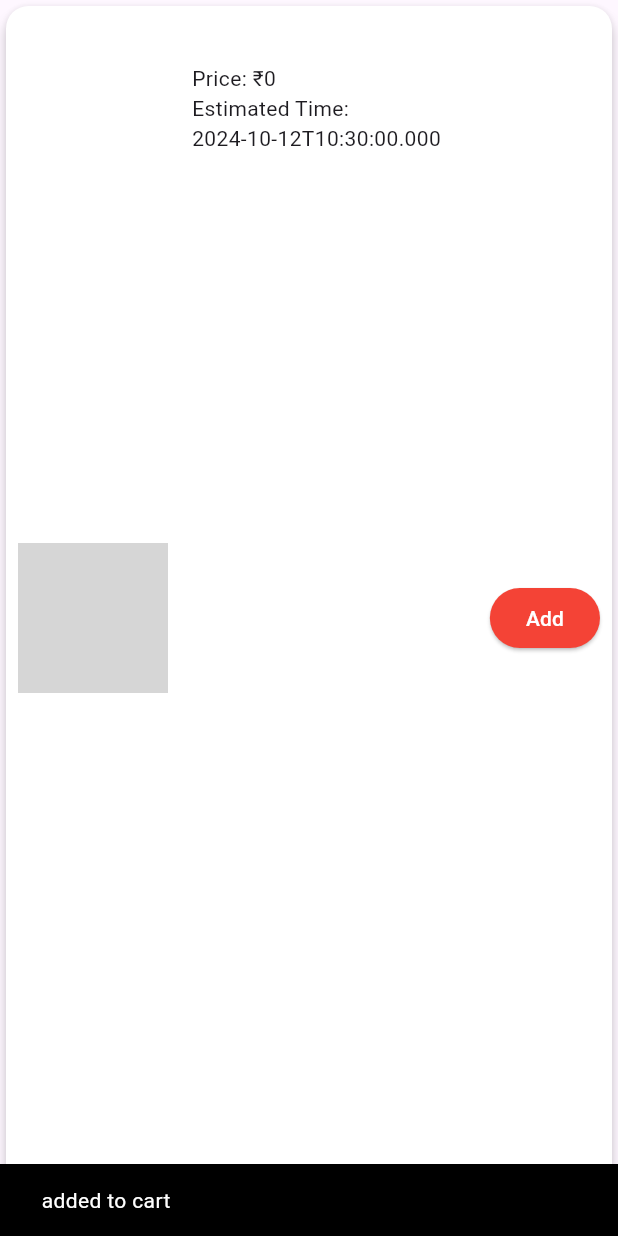
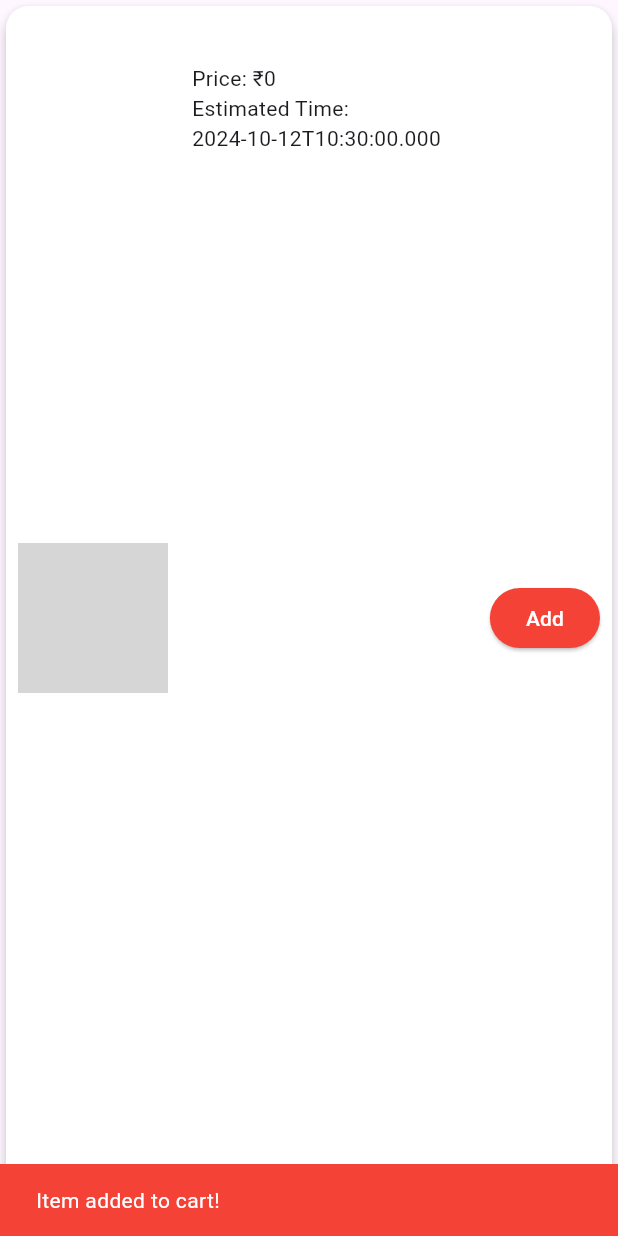
Before and after one commit to juniperus01/College-Canteen, a Flutter app: the MenuItemCard widget shown alone on an empty page, opened directly with empty values, after a tap on "Add", on a phone screen of 412 x 824 dp. Run offline on Flutter 3.47's test engine with Material 3 defaults, Android fonts, the phone set to English and light mode, and no system bars; our stand-ins replace animate_do, firebase_auth, firebase_core, flutter_svg; accounts and stored records are empty; grey boxes are pictures that could not be loaded.

Commit message:
Started with Flutter. Resolved 4 bugs - 1. removed animated background in Login page. 2. Notifications' text and background color 3. Fixed Food menu bar 4. Images are getting found on cart page now

```diff
--- a/lib/models/cart_model.dart
+++ b/lib/models/cart_model.dart
@@ -1,24 +1,40 @@
-import 'package:flutter/foundation.dart';
+import 'package:flutter/material.dart';
 
 class CartModel extends ChangeNotifier {
   List<Map<String, dynamic>> _items = [];
 
   List<Map<String, dynamic>> get items => _items;
 
-  void addItem(Map<String, dynamic> item) {
+  void addItem(Map<String, dynamic> item, BuildContext context) {
     _items.add(item);
     notifyListeners();
+    _showNotification(context, 'Item added to cart!'); // Show notification
   }
 
-  void removeItem(int index) {
+  void removeItem(int index, BuildContext context) {
     _items.removeAt(index);
     notifyListeners();
+    _showNotification(context, 'Item removed from cart!'); // Show notification
   }
 
   double get totalPrice => _items.fold(0, (sum, item) => sum + (item['price'] as num));
 
-  void clearCart() {
+  void clearCart(BuildContext context) {
     _items.clear();
     notifyListeners();
+    _showNotification(context, 'Cart cleared!'); // Show notification
+  }
+
+  void _showNotification(BuildContext context, String message) {
+    final snackBar = SnackBar(
+      content: Text(
+        message,
+        style: TextStyle(color: Colors.white), // Set text color to white
+      ),
+      backgroundColor: Colors.red, // Set background color to red
+      duration: const Duration(seconds: 2), // Duration for the SnackBar
+    );
+
+    ScaffoldMessenger.of(context).showSnackBar(snackBar); // Show the SnackBar
   }
 }
--- a/lib/screens/cart_page.dart
+++ b/lib/screens/cart_page.dart
@@ -28,7 +28,8 @@ class CartPage extends StatelessWidget {
                     trailing: IconButton(
                       icon: Icon(Icons.remove_circle),
                       onPressed: () {
-                        cart.removeItem(index);
+                        // Pass BuildContext to removeItem method
+                        cart.removeItem(index, context);
                       },
                     ),
                   ),
@@ -49,10 +50,11 @@ class CartPage extends StatelessWidget {
               onPressed: cart.items.isEmpty
                   ? null
                   : () {
+                      // Show notification and clear cart
                       ScaffoldMessenger.of(context).showSnackBar(
                         SnackBar(content: Text('Order placed successfully!')),
                       );
-                      cart.clearCart();
+                      cart.clearCart(context); // Pass BuildContext to clearCart method
                       Navigator.pop(context);
                     },
               child: Text('Place Order'),
--- a/lib/screens/category_menu_page.dart
+++ b/lib/screens/category_menu_page.dart
@@ -9,11 +9,11 @@ class CategoryMenuPage extends StatelessWidget {
 
   // Dummy data for menu items
   final List<Map<String, dynamic>> menuItems = [
-    {'name': 'Item 1', 'price': 50.0, 'time': '10 min', 'image': 'assets/images/item1.png'},
-    {'name': 'Item 2', 'price': 60.0, 'time': '15 min', 'image': 'assets/images/item2.png'},
-    {'name': 'Item 3', 'price': 70.0, 'time': '12 min', 'image': 'assets/images/item3.png'},
-    {'name': 'Item 4', 'price': 80.0, 'time': '18 min', 'image': 'assets/images/item4.png'},
-    {'name': 'Item 5', 'price': 90.0, 'time': '20 min', 'image': 'assets/images/item5.png'},
+    {'name': 'Item 1', 'price': 50.0, 'time': '10 min', 'image': 'assets/images/dosa.webp'},
+    {'name': 'Item 2', 'price': 60.0, 'time': '15 min', 'image': 'assets/images/beverages.webp'},
+    {'name': 'Item 3', 'price': 70.0, 'time': '12 min', 'image': 'assets/images/chaats.webp'},
+    {'name': 'Item 4', 'price': 80.0, 'time': '18 min', 'image': 'assets/images/franky.webp'},
+    {'name': 'Item 5', 'price': 90.0, 'time': '20 min', 'image': 'assets/images/snacks.webp'},
   ];
 
   @override
--- a/lib/screens/registration_page.dart
+++ b/lib/screens/registration_page.dart
@@ -124,7 +124,10 @@ class _RegistrationPageState extends State<RegistrationPage> {
                 _isLoading
                     ? CircularProgressIndicator() // Show loading indicator
                     : ElevatedButton(
-                        child: Text('Register'),
+                        child: Text(
+                              'Register',
+                              style: TextStyle(color: Colors.white), // Set text color to white
+                            ),
                         onPressed: () {
                           if (_formKey.currentState!.validate()) {
                             _formKey.currentState!.save();
--- a/lib/widgets/menu_item_card.dart
+++ b/lib/widgets/menu_item_card.dart
@@ -44,10 +44,8 @@ class MenuItemCard extends StatelessWidget {
             ),
             ElevatedButton(
               onPressed: () {
-    Provider.of<CartModel>(context, listen: false).addItem(item);
-    ScaffoldMessenger.of(context).showSnackBar(
-      SnackBar(content: Text('${item['name']} added to cart')),
-    );
+                // Pass BuildContext to addItem method and show notification
+                Provider.of<CartModel>(context, listen: false).addItem(item, context);
               },
               child: Text('Add'),
               style: ElevatedButton.styleFrom(
```
Also changed, not shown: lib/screens/login_page.dart (+21 -53 lines), lib/screens/menu_page.dart (+9 -2 lines), pubspec.yaml (+8 -2 lines), pubspec.lock, 4 other files. Lines whose indentation alone changed are shown as unchanged.
